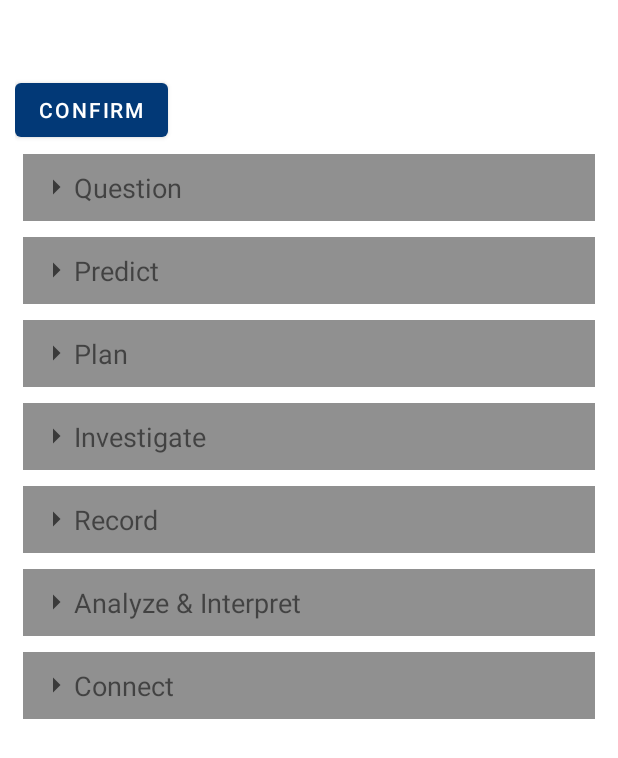
After one commit to TripathiTejas/ShoutBox_Teacher, an Android app: the AddEnquiryDetailsActivity screen opened directly, with no data from a screen before it, on a phone screen of 412 x 824 dp. The commit adds this screen. Shown: the top 758 px of the screen. Run offline under Robolectric (Android 15) with nearby library versions, the phone set to English and light mode, and no system bars.

Commit message:
Added option to get enquiry details from student

```diff
--- a/app/build.gradle
+++ b/app/build.gradle
@@ -40,6 +40,7 @@ dependencies {
     implementation 'com.google.firebase:firebase-firestore:23.0.1'
     implementation 'com.google.firebase:firebase-storage:20.0.0'
     implementation 'com.google.firebase:firebase-database:20.0.0'
+    implementation 'org.jetbrains:annotations:15.0'
     testImplementation 'junit:junit:4.+'
     androidTestImplementation 'androidx.test.ext:junit:1.1.2'
     androidTestImplementation 'androidx.test.espresso:espresso-core:3.3.0'
--- a/app/src/main/AndroidManifest.xml
+++ b/app/src/main/AndroidManifest.xml
@@ -9,7 +9,8 @@
         android:roundIcon="@mipmap/ic_launcher_round"
         android:supportsRtl="true"
         android:theme="@style/Theme.ShoutBoxTeacher">
-        <activity android:name=".Activities.Comments"></activity>
+        <activity android:name=".Activities.AddEnquiryDetailsActivity"></activity>
+        <activity android:name=".Activities.Comments" />
         <activity android:name=".Activities.UserInfo" />
         <activity android:name=".Activities.EditProjectActivity" />
         <activity android:name=".Activities.ProjectDisplayActivity" />
--- /dev/null
+++ b/app/src/main/java/org/kotakeducation/shoutbox/Activities/AddEnquiryDetailsActivity.java
@@ -0,0 +1,95 @@
+package org.kotakeducation.shoutbox.Activities;
+
+import androidx.appcompat.app.AppCompatActivity;
+import androidx.recyclerview.widget.LinearLayoutManager;
+import androidx.recyclerview.widget.RecyclerView;
+
+import android.content.Intent;
+import android.os.Bundle;
+import android.view.View;
+import android.widget.Button;
+import android.widget.TextView;
+import android.widget.Toast;
+
+import org.kotakeducation.shoutbox.Adapters.FormAdapter;
+import org.kotakeducation.shoutbox.Models.EnquiryProjectModel;
+import org.kotakeducation.shoutbox.Models.FormModel;
+import org.kotakeducation.shoutbox.R;
+
+import java.util.ArrayList;
+import java.util.HashMap;
+import java.util.List;
+
+public class AddEnquiryDetailsActivity extends AppCompatActivity {
+
+    RecyclerView formRV;
+
+    List<FormModel> formModelList;
+    FormAdapter adapter;
+
+    TextView tempTV;
+    Button confirmBtn;
+
+    HashMap<String, Object> bodyTextHashmap = new HashMap<>();
+
+    @Override
+    protected void onCreate(Bundle savedInstanceState) {
+        super.onCreate(savedInstanceState);
+        setContentView(R.layout.activity_add_enquiry_details);
+
+        init();
+
+        formModelList.add(new FormModel("Question", "Use curiosity, wonder, need or interest to ask rich questions"));
+        formModelList.add(new FormModel("Predict", "Think about what will happen"));
+        formModelList.add(new FormModel("Plan", "Identify methods and materials. Seek information"));
+        formModelList.add(new FormModel("Investigate", "Observe objects, places, events. Sort, classify, compare, contrast, test. "));
+        formModelList.add(new FormModel("Record", "Document observations and data from investigation"));
+        formModelList.add(new FormModel("Analyze & Interpret", "Make meaning, Explain patterns in data"));
+        formModelList.add(new FormModel("Connect", "Connect prior knowledge and new knowledge. Reflect on learning."));
+
+        adapter.notifyDataSetChanged();
+
+        confirmBtn.setOnClickListener(new View.OnClickListener() {
+            @Override
+            public void onClick(View view) {
+
+                bodyTextHashmap = adapter.getBodyTextHashmap();
+                tempTV.setText(adapter.getBodyTextHashmap().toString());
+
+                try {
+                    EnquiryProjectModel enquiryProjectModel = new EnquiryProjectModel();
+                    enquiryProjectModel.setQuestion(adapter.getBodyTextHashmap().get("Question").toString());
+                    enquiryProjectModel.setPredict(adapter.getBodyTextHashmap().get("Predict").toString());
+                    enquiryProjectModel.setPlan(adapter.getBodyTextHashmap().get("Plan").toString());
+                    enquiryProjectModel.setInvestigate(adapter.getBodyTextHashmap().get("Investigate").toString());
+                    enquiryProjectModel.setRecord(adapter.getBodyTextHashmap().get("Record").toString());
+                    enquiryProjectModel.setAnalyze(adapter.getBodyTextHashmap().get("Analyze & Interpret").toString());
+                    enquiryProjectModel.setConnect(adapter.getBodyTextHashmap().get("Connect").toString());
+                    tempTV.setText(adapter.getBodyTextHashmap().get("Connect").toString());
+
+                    Intent mIntent = new Intent(AddEnquiryDetailsActivity.this, AddProjectActivity.class);
+                    mIntent.putExtra("activity", "enquiry");
+                    mIntent.putExtra("enquiryModel", enquiryProjectModel);
+                    startActivity(mIntent);
+                    finish();
+
+
+                } catch (Exception e) {
+                    Toast.makeText(AddEnquiryDetailsActivity.this, "Empty fields", Toast.LENGTH_SHORT).show();
+                }
+            }
+        });
+
+    }
+
+    private void init() {
+        formRV = findViewById(R.id.formRV);
+        formModelList = new ArrayList<>();
+        adapter = new FormAdapter(formModelList, AddEnquiryDetailsActivity.this);
+        formRV.setLayoutManager(new LinearLayoutManager(this));
+        formRV.setAdapter(adapter);
+        tempTV = findViewById(R.id.tempTv);
+        confirmBtn = findViewById(R.id.confirmBtn);
+
+    }
+}
--- a/app/src/main/java/org/kotakeducation/shoutbox/Activities/ProjectFeedActivity.java
+++ b/app/src/main/java/org/kotakeducation/shoutbox/Activities/ProjectFeedActivity.java
@@ -54,6 +54,7 @@ public class ProjectFeedActivity extends AppCompatActivity {
             @Override
             public void onClick(View v) {
                 Intent intent = new Intent(ProjectFeedActivity.this, AddProjectActivity.class);
+                intent.putExtra("activity", "feed");
                 startActivity(intent);
             }
         });
@@ -61,6 +62,9 @@ public class ProjectFeedActivity extends AppCompatActivity {
     }
 
     public void showData(){
+
+
+
         db.collection("Projects").get()
                 .addOnCompleteListener(new OnCompleteListener<QuerySnapshot>() {
                     @Override
--- /dev/null
+++ b/app/src/main/java/org/kotakeducation/shoutbox/Adapters/FormAdapter.java
@@ -0,0 +1,128 @@
+package org.kotakeducation.shoutbox.Adapters;
+
+import android.content.Context;
+import android.text.Editable;
+import android.text.TextUtils;
+import android.text.TextWatcher;
+import android.view.GestureDetector;
+import android.view.LayoutInflater;
+import android.view.View;
+import android.view.ViewGroup;
+import android.widget.Button;
+import android.widget.LinearLayout;
+import android.widget.TextView;
+import android.widget.Toast;
+
+import androidx.annotation.NonNull;
+import androidx.recyclerview.widget.RecyclerView;
+
+import com.google.android.material.textfield.TextInputEditText;
+
+import org.kotakeducation.shoutbox.Models.FormModel;
+import org.kotakeducation.shoutbox.R;
+
+import java.util.ArrayList;
+import java.util.HashMap;
+import java.util.List;
+
+public class FormAdapter extends RecyclerView.Adapter<FormAdapter.FormViewHolder> {
+
+    List<FormModel> formModelList;
+    Context context;
+    HashMap<String, Object> bodyTextHashmap;
+
+    public HashMap<String, Object> getBodyTextHashmap() {
+        return bodyTextHashmap;
+    }
+
+    public void setBodyTextHashmap(HashMap<String, Object> bodyTextHashmap) {
+        this.bodyTextHashmap = bodyTextHashmap;
+    }
+
+    public FormAdapter(List<FormModel> formModelList, Context context) {
+        this.formModelList = formModelList;
+        this.context = context;
+        bodyTextHashmap = new HashMap<>();
+    }
+
+
+    @NonNull
+    @org.jetbrains.annotations.NotNull
+    @Override
+    public FormAdapter.FormViewHolder onCreateViewHolder(@NonNull @org.jetbrains.annotations.NotNull ViewGroup parent, int viewType) {
+        View v= LayoutInflater.from(context).inflate(R.layout.item_form,parent,false);
+        return new FormAdapter.FormViewHolder(v);
+    }
+
+    @Override
+    public void onBindViewHolder(@NonNull @org.jetbrains.annotations.NotNull FormAdapter.FormViewHolder holder, int position) {
+
+        FormModel formModel = formModelList.get(position);
+
+        holder.headingTV.setText(formModel.getHeading());
+        holder.enquiryInfoTV.setText(formModel.getEnquiryInfo());
+
+        holder.headingLL.setOnClickListener(new View.OnClickListener() {
+            @Override
+            public void onClick(View view) {
+
+                holder.isCollapsed = ! holder.isCollapsed;
+                holder.collapseLL.setVisibility(holder.isCollapsed ? View.VISIBLE : View.GONE);
+            }
+        });
+
+        holder.bodyET.addTextChangedListener(new TextWatcher() {
+            @Override
+            public void beforeTextChanged(CharSequence charSequence, int i, int i1, int i2) {
+                String s = "empty";
+                if (!TextUtils.isEmpty(holder.bodyET.getText().toString())){
+                    s = String.valueOf(charSequence);
+                }
+                bodyTextHashmap.put(holder.headingTV.getText().toString(), s);
+            }
+
+            @Override
+            public void onTextChanged(CharSequence charSequence, int i, int i1, int i2) {
+
+                String s = "empty";
+                if (!TextUtils.isEmpty(holder.bodyET.getText().toString())){
+                    s = String.valueOf(charSequence);
+                }
+                bodyTextHashmap.put(holder.headingTV.getText().toString(), s);
+            }
+
+            @Override
+            public void afterTextChanged(Editable editable) {
+
+            }
+        });
+
+    }
+
+    @Override
+    public int getItemCount() {
+        return formModelList.size();
+    }
+
+    public class FormViewHolder extends RecyclerView.ViewHolder {
+
+        TextView headingTV, enquiryInfoTV;
+        TextInputEditText bodyET;
+
+        LinearLayout collapseLL, headingLL;
+        boolean isCollapsed = false;
+
+        Button saveBtn;
+
+        public FormViewHolder(@NonNull @org.jetbrains.annotations.NotNull View itemView) {
+            super(itemView);
+
+            headingTV = itemView.findViewById(R.id.headingTV);
+            enquiryInfoTV = itemView.findViewById(R.id.enquiryInfoTV);
+            bodyET = itemView.findViewById(R.id.bodyET);
+            collapseLL = itemView.findViewById(R.id.collapseLL);
+            headingLL = itemView.findViewById(R.id.headingLL);
+            saveBtn = itemView.findViewById(R.id.saveBtn);
+        }
+    }
+}
--- /dev/null
+++ b/app/src/main/java/org/kotakeducation/shoutbox/Models/FormModel.java
@@ -0,0 +1,32 @@
+package org.kotakeducation.shoutbox.Models;
+
+import android.widget.LinearLayout;
+import android.widget.TextView;
+
+import com.google.android.material.textfield.TextInputEditText;
+
+public class FormModel {
+
+    String heading, enquiryInfo;
+
+    public FormModel(String heading, String enquiryInfo) {
+        this.heading = heading;
+        this.enquiryInfo = enquiryInfo;
+    }
+
+    public String getHeading() {
+        return heading;
+    }
+
+    public void setHeading(String heading) {
+        this.heading = heading;
+    }
+
+    public String getEnquiryInfo() {
+        return enquiryInfo;
+    }
+
+    public void setEnquiryInfo(String enquiryInfo) {
+        this.enquiryInfo = enquiryInfo;
+    }
+}
--- /dev/null
+++ b/app/src/main/res/drawable/ic_baseline_arrow_right_24.xml
@@ -0,0 +1,10 @@
+<vector xmlns:android="http://schemas.android.com/apk/res/android"
+    android:width="24dp"
+    android:height="24dp"
+    android:viewportWidth="24"
+    android:viewportHeight="24"
+    android:tint="?attr/colorControlNormal">
+  <path
+      android:fillColor="@android:color/white"
+      android:pathData="M10,17l5,-5 -5,-5v10z"/>
+</vector>
--- /dev/null
+++ b/app/src/main/res/layout/activity_add_enquiry_details.xml
@@ -0,0 +1,29 @@
+<?xml version="1.0" encoding="utf-8"?>
+<LinearLayout xmlns:android="http://schemas.android.com/apk/res/android"
+    xmlns:app="http://schemas.android.com/apk/res-auto"
+    xmlns:tools="http://schemas.android.com/tools"
+    android:layout_width="match_parent"
+    android:layout_height="match_parent"
+    android:layout_margin="10dp"
+    android:orientation="vertical"
+    tools:context=".Activities.AddEnquiryDetailsActivity">
+
+    <TextView
+        android:layout_width="match_parent"
+        android:layout_height="wrap_content"
+        android:id="@+id/tempTv"
+        android:padding="10dp"/>
+
+    <Button
+        android:layout_width="wrap_content"
+        android:layout_height="wrap_content"
+        android:text="Confirm"
+        android:id="@+id/confirmBtn"/>
+    <androidx.recyclerview.widget.RecyclerView
+        android:layout_width="match_parent"
+        android:layout_height="wrap_content"
+        android:id="@+id/formRV"
+        tools:listitem="@layout/item_form"/>
+
+
+</LinearLayout>
--- a/app/src/main/res/layout/activity_project_feed.xml
+++ b/app/src/main/res/layout/activity_project_feed.xml
@@ -29,6 +29,7 @@
             android:layout_below="@+id/Title"
             android:layout_marginBottom="10dp"/>
 
+
     <com.google.android.material.floatingactionbutton.FloatingActionButton
         android:id="@+id/floatingButton"
         android:layout_width="wrap_content"
--- /dev/null
+++ b/app/src/main/res/layout/item_form.xml
@@ -0,0 +1,61 @@
+<?xml version="1.0" encoding="utf-8"?>
+<LinearLayout xmlns:android="http://schemas.android.com/apk/res/android"
+    android:layout_width="match_parent"
+    android:layout_height="wrap_content"
+    android:orientation="vertical"
+    android:layout_margin="5dp">
+
+    <LinearLayout
+        android:id="@+id/headingLL"
+        android:layout_width="match_parent"
+        android:layout_height="wrap_content"
+        android:background="#909090"
+        android:padding="10dp">
+
+        <ImageView
+            android:layout_width="wrap_content"
+            android:layout_height="wrap_content"
+            android:src="@drawable/ic_baseline_arrow_right_24" />
+
+        <TextView
+            android:id="@+id/headingTV"
+            android:layout_width="wrap_content"
+            android:layout_height="wrap_content"
+            android:layout_gravity="center"
+            android:text="Heading"
+            android:textSize="18dp" />
+
+    </LinearLayout>
+
+    <LinearLayout
+        android:id="@+id/collapseLL"
+        android:layout_width="match_parent"
+        android:layout_height="wrap_content"
+        android:orientation="vertical"
+        android:padding="10dp"
+        android:visibility="gone">
+
+        <TextView
+            android:id="@+id/enquiryInfoTV"
+            android:layout_width="match_parent"
+            android:layout_height="wrap_content"
+            android:text="Enquiry info" />
+
+        <com.google.android.material.textfield.TextInputEditText
+            android:id="@+id/bodyET"
+            android:layout_width="match_parent"
+            android:layout_height="wrap_content"
+            android:hint="body"/>
+
+        <Button
+            android:layout_width="wrap_content"
+            android:layout_height="wrap_content"
+            android:text="SAVE"
+            android:id="@+id/saveBtn"
+            android:visibility="gone"
+            android:layout_gravity="center"/>
+
+
+    </LinearLayout>
+
+</LinearLayout>
```
Also changed, not shown: app/src/main/java/org/kotakeducation/shoutbox/Activities/AddProjectActivity.java (+14 -1 lines), app/src/main/java/org/kotakeducation/shoutbox/Models/EnquiryProjectModel.java (added, +77 -0 lines), app/src/main/res/layout/activity_add_project.xml (+9 -0 lines).
